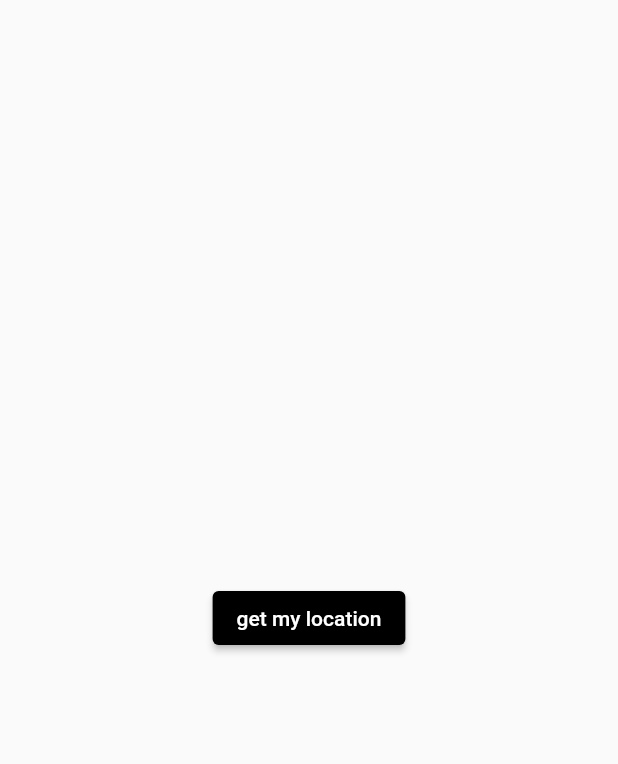
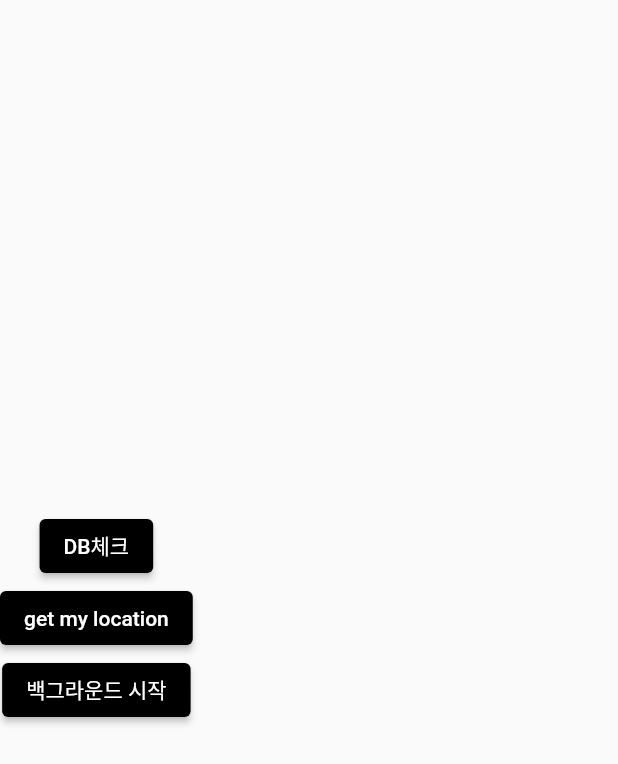
Before and after one commit to tgt5248/Flutter_dalo, a Flutter app: the Loading screen opened directly, after a tap on "get my location", on a phone screen of 412 x 824 dp. Shown: the top 764 px of the screen. Run offline on Flutter 3.47's test engine with Material 2 defaults, Android fonts, the phone set to English and light mode, and no system bars; our stand-ins replace geolocator, sqflite, table_calendar; missing offline and left inert: background_locator_2; accounts and stored records are empty.

Commit message:
Connect background locator
* Connect background locator
* Create new data structure

```diff
--- a/lib/db/db_model.dart
+++ b/lib/db/db_model.dart
@@ -1,11 +1,9 @@
 class Data {
-  final int id;
   final String date;
   final String time;
   final String loc;
 
   Data({
-    required this.id,
     required this.date,
     required this.time,
     required this.loc,
@@ -14,7 +12,6 @@ class Data {
 
   Map<String, dynamic> toMap() {
     return {
-      'id': id,
       'date': date,
       'time': time,
       'loc': loc,
--- a/lib/main.dart
+++ b/lib/main.dart
@@ -17,8 +17,8 @@ class MyApp extends StatelessWidget {
       theme: ThemeData(
         primarySwatch: Colors.blue,
       ),
-      home: const Calendar(),
-      // home: Loading(),
+      // home: const Calendar(),
+      home: Loading(),
     );
   }
 }
--- a/lib/screens/loading.dart
+++ b/lib/screens/loading.dart
@@ -1,17 +1,22 @@
-import 'dart:developer';
-
 import 'package:flutter/material.dart';
 
-// import 'package:geolocator/geolocator.dart'; //gps
+import 'package:geolocator/geolocator.dart'; //gps
 
+import 'package:background_locator_2/auto_stop_handler.dart';
 import 'package:background_locator_2/background_locator.dart';
+import 'package:background_locator_2/callback_dispatcher.dart';
+import 'package:background_locator_2/keys.dart';
 import 'package:background_locator_2/location_dto.dart';
-import 'package:background_locator_2/settings/android_settings.dart';
+import 'package:background_locator_2/settings/android_settings.dart'
+    as andSetting;
 import 'package:background_locator_2/settings/ios_settings.dart';
-import 'package:background_locator_2/settings/locator_settings.dart';
+import 'package:background_locator_2/settings/locator_settings.dart'
+    as locAccuracy;
+import 'package:background_locator_2/utils/settings_util.dart';
 
 import 'package:dalo/screens/location_callback_handler.dart';
 import 'package:dalo/screens/location_service_repository.dart';
+import 'package:intl/intl.dart';
 
 import 'package:path/path.dart';
 import 'package:sqflite/sqflite.dart';
@@ -19,81 +24,122 @@ import 'package:sqflite/sqflite.dart';
 import 'package:dalo/db/db_helper.dart';
 import 'package:dalo/db/db_model.dart';
 
-// import 'package:background_locator_2/location_dto.dart';
-// import 'package:background_locator_2/settings/android_settings.dart';
-// import 'package:background_locator_2/settings/ios_settings.dart';
-// import 'package:background_locator_2/settings/locator_settings.dart';
 class Loading extends StatefulWidget {
   @override
-  _LoadingState createState() => _LoadingState();
+  LoadingState createState() => LoadingState();
 }
 
-class _LoadingState extends State<Loading> {
-  // void getLocation() async {
-  //   LocationPermission permission = await Geolocator.requestPermission();
-  //   Position position = await Geolocator.getCurrentPosition(
-  //       //lowest, low, medium, high, best, bestForNavigation
-  //       desiredAccuracy: LocationAccuracy);
-  //   print(position);
-  // }
-  void getLocation() async {
+class LoadingState extends State<Loading> {
+  var currentPosition;
+
+  @override
+  initState() {
+    super.initState();
+    getCurrentLocation();
+    startLocationService();
+    // checkLocation(8, 8); 해당 날짜에, 앱이 정상적으로 작동하는지 확인하는 테스트코드
+  }
+
+  getCurrentLocation() async {
+    LocationPermission permission = await Geolocator.requestPermission();
+    Geolocator.getCurrentPosition(
+            desiredAccuracy: LocationAccuracy.best,
+            forceAndroidLocationManager: true)
+        .then((Position position) {
+      setState(() {
+        currentPosition = position;
+        print('현재 위치 : $currentPosition');
+      });
+    }).catchError((e) {
+      print(e);
+    });
+  }
+
+  void changeDB() async {
+    // save(currentPosition.latitude, currentPosition.longitude);
     // DBHeler().deleteAllDatas();
-    // DBHeler().createData(
-    //     Data(id: 1, date: '2022-09-10', time: '16:00', loc: '우리 집'));
-    // DBHeler()
-    //     .createData(Data(id: 2, date: '2022-09-13', time: '12:00', loc: '학교'));
-    // DBHeler()
-    //     .createData(Data(id: 3, date: '2022-09-20', time: '20:00', loc: '공원'));
-    // DBHeler()
-    //     .createData(Data(id: 4, date: '2022-09-24', time: '11:00', loc: '마트'));
-    // DBHeler()
-    //     .createData(Data(id: 5, date: '2022-09-27', time: '10:00', loc: '직장'));
-    // DBHeler()
-    //     .createData(Data(id: 6, date: '2022-09-27', time: '12:00', loc: '학원'));
-    // DBHeler().createData(
-    //     Data(id: 7, date: '2022-09-28', time: '16:00', loc: '우리 집'));
 
+    // DBHeler().createData(Data(date: '2022-10-02', time: '16:00', loc: '우리 집'));
+    // DBHeler().createData(Data(date: '2022-10-13', time: '12:00', loc: '학교'));
+    // DBHeler().createData(Data(date: '2022-10-20', time: '20:00', loc: '공원'));
+    // DBHeler().createData(Data(date: '2022-10-24', time: '11:00', loc: '마트'));
+    // DBHeler().createData(Data(date: '2022-10-27', time: '10:00', loc: '직장'));
+    // DBHeler().createData(Data(date: '2022-10-27', time: '12:00', loc: '학원'));
+    // DBHeler().createData(Data(date: '2022-10-28', time: '16:00', loc: '우리 집'));
+    // DBHeler().createData(Data(date: '2022-10-30', time: '15:36', loc: '친구 집'));
+
+    // 데이터 추가
+    // DBHeler().createData(Data(
+    //     date: DateFormat('yyyy-MM-dd').format(DateTime.now()),
+    //     time: DateFormat('HH:mm').format(DateTime.now()),
+    //     loc: '우리 집'));
+
+    // 특정 데이터 삭제
+    // DBHeler().deleteData(DateFormat('yyyy-MM-dd').format(DateTime.now()),
+    //     DateFormat('HH:mm').format(DateTime.now()));
+
+    //특정 데이터 가져오기
+    // var list = await DBHeler().getData(
+    //     DateFormat('yyyy-MM-dd').format(DateTime.now()),
+    //     DateFormat('HH:mm').format(DateTime.now()));
+
+    // 모든 데이터 가져오기
+    print('DB 확인');
     var list = await DBHeler().getAllDatas();
     for (var item in list) {
-      print('${item.id} ${item.date} ${item.time} ${item.loc}');
+      print('${item.date} ${item.time} ${item.loc}');
     }
   }
 
-  Future<void> _startLocator() async {
+  void startLocationService() {
     Map<String, dynamic> data = {'countInit': 1};
-    return await BackgroundLocator.registerLocationUpdate(
-        LocationCallbackHandler.callback,
+    BackgroundLocator.registerLocationUpdate(LocationCallbackHandler.callback,
         initCallback: LocationCallbackHandler.initCallback,
         initDataCallback: data,
         disposeCallback: LocationCallbackHandler.disposeCallback,
+        autoStop: false,
         iosSettings: const IOSSettings(
-            accuracy: LocationAccuracy.NAVIGATION,
+          accuracy: locAccuracy.LocationAccuracy.NAVIGATION,
           distanceFilter: 0,
-            stopWithTerminate: true),
-        autoStop: false,
-        androidSettings: const AndroidSettings(
-            accuracy: LocationAccuracy.NAVIGATION,
-            interval: 10,
+        ),
+        androidSettings: const andSetting.AndroidSettings(
+          accuracy: locAccuracy.LocationAccuracy.NAVIGATION,
+          interval: 300,
           distanceFilter: 0,
-            client: LocationClient.google,
-            androidNotificationSettings: AndroidNotificationSettings(
+          androidNotificationSettings: andSetting.AndroidNotificationSettings(
             notificationChannelName: 'Location tracking',
             notificationTitle: 'Start Location Tracking',
             notificationMsg: 'Track location in background',
             notificationBigMsg:
                 'Background location is on to keep the app up-tp-date with your location. This is required for main features to work properly when the app is not running.',
+            notificationIcon: '',
             notificationIconColor: Colors.grey,
             notificationTapCallback:
-                    LocationCallbackHandler.notificationCallback)));
+                LocationCallbackHandler.notificationCallback,
+          ),
+        ));
   }
 
   @override
   Widget build(BuildContext context) {
     return Scaffold(
-        body: Center(
-      child: ElevatedButton(
+        body: Column(
+      mainAxisAlignment: MainAxisAlignment.center,
+      crossAxisAlignment: CrossAxisAlignment.center,
+      children: [
+        ElevatedButton(
           onPressed: () {
-          getLocation();
+            changeDB();
+          },
+          style: ElevatedButton.styleFrom(
+            backgroundColor: Colors.black, // Background color
+            foregroundColor: Colors.white, // Text Color (Foreground color)
+          ),
+          child: const Text('DB체크'),
+        ),
+        ElevatedButton(
+          onPressed: () {
+            getCurrentLocation();
           },
           style: ElevatedButton.styleFrom(
             backgroundColor: Colors.black, // Background color
@@ -101,17 +147,27 @@ class _LoadingState extends State<Loading> {
           ),
           child: const Text('get my location'),
         ),
+        ElevatedButton(
+          onPressed: () {
+            startLocationService();
+          },
+          style: ElevatedButton.styleFrom(
+            backgroundColor: Colors.black, // Background color
+            foregroundColor: Colors.white, // Text Color (Foreground color)
+          ),
+          child: const Text('백그라운드 시작'),
+        )
+      ],
     ));
   }
 
-  Future<void> save(String loc) async {
+  Future<void> save(dynamic lat, dynamic lot) async {
     DBHeler hp = DBHeler();
     var time = DateTime.now();
     var data = Data(
-      id: 1,
-      date: time as String,
-      time: time as String,
-      loc: loc,
+      date: DateFormat('yyyy-MM-dd').format(time),
+      time: DateFormat('HH:mm').format(time),
+      loc: ('$lat + $lot'),
     );
     await hp.createData(data);
   }
--- a/lib/screens/location_service_repository.dart
+++ b/lib/screens/location_service_repository.dart
@@ -31,6 +31,7 @@ class LocationServiceRepository {
 
   static Future<void> setLogPosition(LocationDto data) async {
     final date = DateTime.now();
-    // await Loading().save(data.loc);
+    await LoadingState().save(data.latitude, data.longitude);
+    print('setLogPosition 실행');
   }
 }
```
Also changed, not shown: lib/db/db_helper.dart (+18 -13 lines), lib/screens/calendar2.dart (+18 -21 lines), 5 other files. Lines whose indentation alone changed are shown as unchanged.
